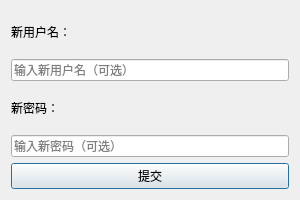
wang-shi-ya/myChatRoom, file ChatClient/ProfileDialog.ui: the form before one commit.
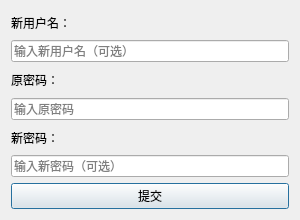
The form after the commit.

Commit message: 添加修改资料功能，支持原密码修改密码

```diff
--- a/ChatClient/ProfileDialog.ui
+++ b/ChatClient/ProfileDialog.ui
@@ -7,7 +7,7 @@
     <x>0</x>
     <y>0</y>
     <width>300</width>
-    <height>200</height>
+    <height>220</height>
    </rect>
   </property>
   <property name="windowTitle">
@@ -28,6 +28,27 @@
      </property>
     </widget>
    </item>
+
+   <!-- 原密码 -->
+   <item>
+    <widget class="QLabel" name="labelOldPassword">
+     <property name="text">
+      <string>原密码：</string>
+     </property>
+    </widget>
+   </item>
+   <item>
+    <widget class="QLineEdit" name="oldPasswordEdit">
+     <property name="echoMode">
+      <enum>QLineEdit::Password</enum>
+     </property>
+     <property name="placeholderText">
+      <string>输入原密码</string>
+     </property>
+    </widget>
+   </item>
+
+   <!-- 新密码 -->
    <item>
     <widget class="QLabel" name="labelPassword">
      <property name="text">
```
Left out of the diff: 5 changed lines with no effect on the pictures. The commit also changes 13 other files.
